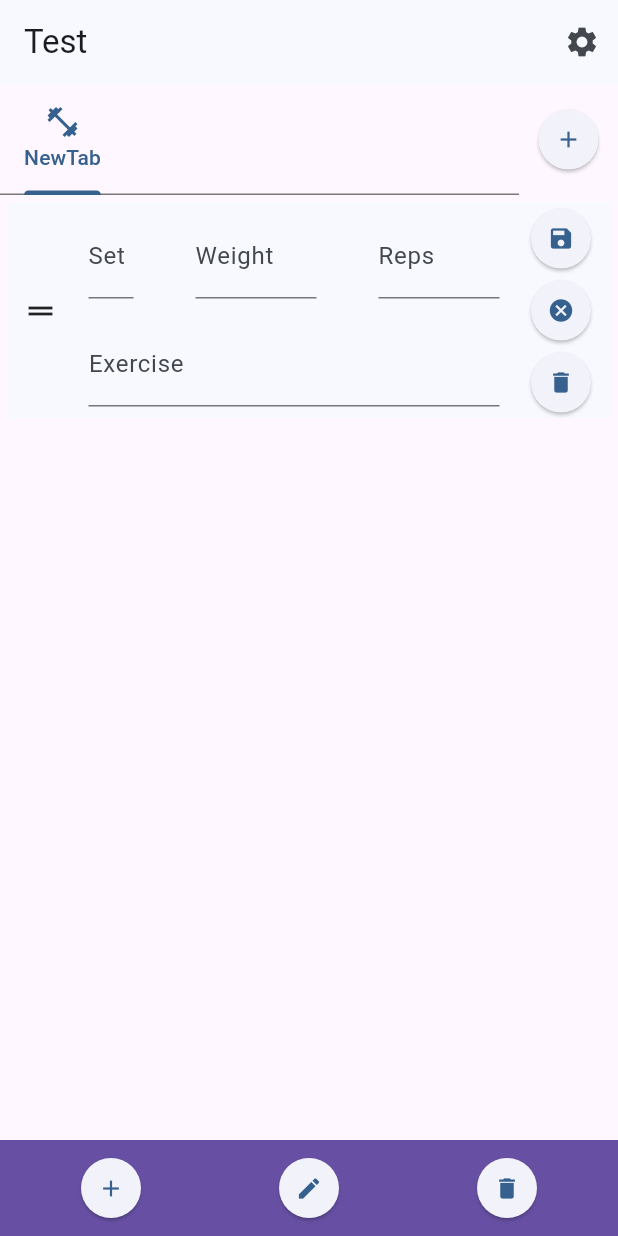
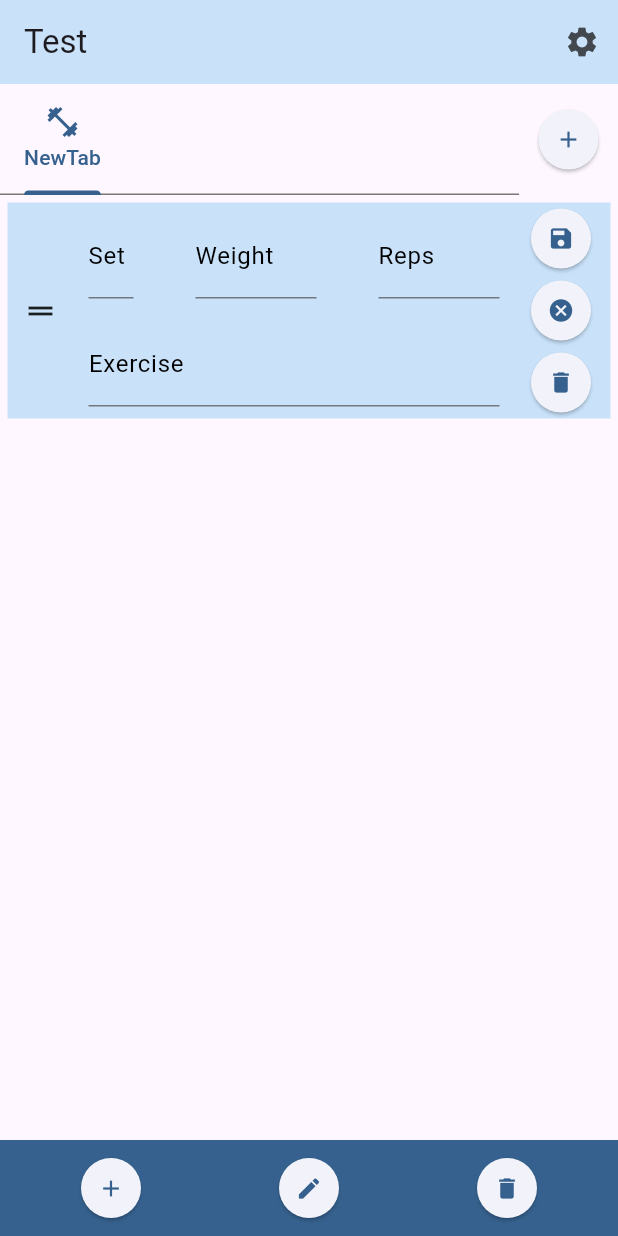
Before and after one commit to Rollemann/WorkoutTemplateApp, a Flutter app: the screen it shows after launch, after a tap on the "add" icon, after a tap on the "edit" icon, on a phone screen of 412 x 824 dp. Run offline on Flutter 3.47's test engine with Material 3 defaults, Android fonts, the light colour scheme and no system bars; our stand-ins replace flutter_riverpod, shared_preferences.

Commit message:
dark mode

```diff
--- a/workouttemplateapp/lib/app.dart
+++ b/workouttemplateapp/lib/app.dart
@@ -15,18 +15,55 @@ class _AppState extends ConsumerState<App> {
     colorScheme: ColorScheme.fromSeed(
       seedColor: Colors.blue,
       outlineVariant: const Color.fromARGB(255, 120, 120, 120),
+      primaryContainer: const Color.fromARGB(255, 201, 226, 250),
     ),
     snackBarTheme: SnackBarThemeData(
       behavior: SnackBarBehavior.floating,
       shape: RoundedRectangleBorder(borderRadius: BorderRadius.circular(15)),
-      ));
+    ),
+    outlinedButtonTheme: OutlinedButtonThemeData(
+      style: ButtonStyle(
+        side: MaterialStateProperty.all(const BorderSide(
+          width: 2,
+          color: Colors.black,
+        )),
+      ),
+    ),
+    inputDecorationTheme: const InputDecorationTheme(
+      labelStyle: TextStyle(color: Colors.black),
+    ),
+  );
+
   final ThemeData myDarkMode = ThemeData.dark().copyWith(
     colorScheme: ColorScheme.fromSeed(
       seedColor: Colors.blue,
+      primaryContainer: const Color.fromARGB(255, 0, 97, 164),
     ),
     snackBarTheme: SnackBarThemeData(
       behavior: SnackBarBehavior.floating,
       shape: RoundedRectangleBorder(borderRadius: BorderRadius.circular(15)),
+    ),
+    outlinedButtonTheme: OutlinedButtonThemeData(
+      style: ButtonStyle(
+        side: MaterialStateProperty.all(const BorderSide(
+          width: 2,
+          color: Colors.white,
+        )),
+      ),
+    ),
+    inputDecorationTheme: const InputDecorationTheme(
+      labelStyle: TextStyle(color: Colors.white),
+      enabledBorder: UnderlineInputBorder(
+        borderSide: BorderSide(color: Colors.white),
+      ),
+      focusedBorder: UnderlineInputBorder(
+        borderSide: BorderSide(color: Color.fromARGB(255, 105, 185, 250)),
+      ),
+    ),
+    textSelectionTheme: const TextSelectionThemeData(
+      cursorColor: Color.fromARGB(255, 105, 185, 250),
+      selectionHandleColor: Color.fromARGB(255, 105, 185, 250),
+      selectionColor: Color.fromARGB(255, 0, 140, 255),
     ),
   );
 
@@ -48,7 +85,6 @@ class _AppState extends ConsumerState<App> {
 
 - Style alles (Tag / Nacht Modus)
 - Extra Fenster zum Pläne in der Reihenfolge zu ändern.
-- Verschiedene Farben als Themes
 
 - Settings:
   - Donations
@@ -60,6 +96,8 @@ class _AppState extends ConsumerState<App> {
 
 - Donations einrichten
 
+(- Verschiedene Farben als Themes)
+(- Verschiedene Farben für verschiedene Pläne)
 (- Animation beim löschen und hinzugfügen von Rows)
 (Room (Floor) statt shared prefs)
 (Wenn Zeit ende: Lied anhalten oder so (Wiedergabe stoppen))
--- a/workouttemplateapp/lib/screens/main_screen.dart
+++ b/workouttemplateapp/lib/screens/main_screen.dart
@@ -20,7 +20,11 @@ class MainScreen extends ConsumerWidget {
         length: plans.length,
         child: Scaffold(
           appBar: AppBar(
-            title: const Text("Test"),
+            title: Text(
+              "Test",
+              style: Theme.of(context).textTheme.titleLarge,
+            ),
+            backgroundColor: Theme.of(context).colorScheme.primaryContainer,
             actions: [
               IconButton(
                 onPressed: () {
--- a/workouttemplateapp/lib/screens/main_widgets/template_row.dart
+++ b/workouttemplateapp/lib/screens/main_widgets/template_row.dart
@@ -52,7 +52,9 @@ class _TemplateRowState extends ConsumerState<TemplateRow> {
     return Padding(
       padding: const EdgeInsets.all(5.0),
       child: Container(
-        color: Theme.of(context).colorScheme.surface,
+        color: Theme.of(context).brightness == Brightness.light
+            ? Theme.of(context).colorScheme.primaryContainer
+            : Theme.of(context).colorScheme.primary,
         child: Padding(
           padding: const EdgeInsets.only(left: 10),
           child: Row(
@@ -84,7 +86,6 @@ class _TemplateRowState extends ConsumerState<TemplateRow> {
                                         TextEditingController(text: tempSet),
                                     decoration: const InputDecoration(
                                       labelText: 'Set',
-                                      border: UnderlineInputBorder(),
                                     ),
                                     inputFormatters: [
                                       FilteringTextInputFormatter.digitsOnly
@@ -105,7 +106,6 @@ class _TemplateRowState extends ConsumerState<TemplateRow> {
                                       TextEditingController(text: tempWeight),
                                   decoration: const InputDecoration(
                                     labelText: 'Weight',
-                                    border: UnderlineInputBorder(),
                                   ),
                                   onChanged: (text) {
                                     tempWeight = text;
@@ -123,7 +123,6 @@ class _TemplateRowState extends ConsumerState<TemplateRow> {
                                       TextEditingController(text: tempReps),
                                   decoration: const InputDecoration(
                                     labelText: 'Reps',
-                                    border: UnderlineInputBorder(),
                                   ),
                                   inputFormatters: [
                                     FilteringTextInputFormatter.digitsOnly
@@ -144,7 +143,6 @@ class _TemplateRowState extends ConsumerState<TemplateRow> {
                                   TextEditingController(text: tempExercise),
                               decoration: const InputDecoration(
                                 labelText: 'Exercise',
-                                border: UnderlineInputBorder(),
                               ),
                               onChanged: (text) {
                                 tempExercise = text;
@@ -178,7 +176,6 @@ class _TemplateRowState extends ConsumerState<TemplateRow> {
                                         TextEditingController(text: tempSet),
                                     decoration: const InputDecoration(
                                       labelText: 'Set',
-                                      border: UnderlineInputBorder(),
                                     ),
                                     inputFormatters: [
                                       FilteringTextInputFormatter.digitsOnly
@@ -199,7 +196,6 @@ class _TemplateRowState extends ConsumerState<TemplateRow> {
                                       TextEditingController(text: tempWeight),
                                   decoration: const InputDecoration(
                                     labelText: 'Weight',
-                                    border: UnderlineInputBorder(),
                                   ),
                                   onChanged: (text) {
                                     tempWeight = text;
@@ -219,7 +215,6 @@ class _TemplateRowState extends ConsumerState<TemplateRow> {
                                 textAlign: TextAlign.center,
                                 decoration: const InputDecoration(
                                   labelText: 'Min',
-                                  border: UnderlineInputBorder(),
                                 ),
                                 inputFormatters: [
                                   FilteringTextInputFormatter.digitsOnly
@@ -248,7 +243,6 @@ class _TemplateRowState extends ConsumerState<TemplateRow> {
                                 textAlign: TextAlign.center,
                                 decoration: const InputDecoration(
                                   labelText: 'Sec',
-                                  border: UnderlineInputBorder(),
                                 ),
                                 inputFormatters: [
                                   FilteringTextInputFormatter.digitsOnly
@@ -273,7 +267,6 @@ class _TemplateRowState extends ConsumerState<TemplateRow> {
                                   TextEditingController(text: tempExercise),
                               decoration: const InputDecoration(
                                 labelText: 'Exercise',
-                                border: UnderlineInputBorder(),
                               ),
                               onChanged: (text) {
                                 tempExercise = text;
@@ -307,7 +300,6 @@ class _TemplateRowState extends ConsumerState<TemplateRow> {
                                 textAlign: TextAlign.center,
                                 decoration: const InputDecoration(
                                   labelText: 'Min',
-                                  border: UnderlineInputBorder(),
                                 ),
                                 inputFormatters: [
                                   FilteringTextInputFormatter.digitsOnly
@@ -336,7 +328,6 @@ class _TemplateRowState extends ConsumerState<TemplateRow> {
                                 textAlign: TextAlign.center,
                                 decoration: const InputDecoration(
                                   labelText: 'Sec',
-                                  border: UnderlineInputBorder(),
                                 ),
                                 inputFormatters: [
                                   FilteringTextInputFormatter.digitsOnly
--- a/workouttemplateapp/lib/screens/main_widgets/template_settings.dart
+++ b/workouttemplateapp/lib/screens/main_widgets/template_settings.dart
@@ -23,7 +23,7 @@ class TemplateSettings extends ConsumerWidget {
     final List<PlanItemData> plans = ref.watch(planProvider);
 
     return Container(
-      color: Theme.of(context).primaryColor,
+      color: Theme.of(context).colorScheme.primary,
       child: Padding(
         padding: const EdgeInsets.all(8.0),
         child: Row(
--- a/workouttemplateapp/lib/screens/settings_screen.dart
+++ b/workouttemplateapp/lib/screens/settings_screen.dart
@@ -22,7 +22,11 @@ class SettingsScreen extends StatelessWidget {
     //final DeletionTypes deletionType = ref.watch(deletionTypeProvider);
     return Scaffold(
       appBar: AppBar(
-        title: const Text("Settings"),
+        title: Text(
+          "Settings",
+          style: Theme.of(context).textTheme.titleLarge,
+        ),
+        backgroundColor: Theme.of(context).colorScheme.primaryContainer,
       ),
       body: SingleChildScrollView(
         child: Center(
--- a/workouttemplateapp/lib/screens/settings_widgets/settings_caption_widget.dart
+++ b/workouttemplateapp/lib/screens/settings_widgets/settings_caption_widget.dart
@@ -14,10 +14,10 @@ class SettingsCaptionWidget extends StatelessWidget {
       children: [
         Text(
           title,
-          style: Theme.of(context).textTheme.titleSmall,
+          style: const TextStyle(fontWeight: FontWeight.bold),
         ),
         Tooltip(
-          showDuration: const Duration(seconds: 30),
+          showDuration: const Duration(seconds: 20),
           triggerMode: TooltipTriggerMode.tap,
           message: explanation,
           child: Container(
--- a/workouttemplateapp/lib/screens/settings_widgets/show_hints_Widget.dart
+++ b/workouttemplateapp/lib/screens/settings_widgets/show_hints_Widget.dart
@@ -29,7 +29,7 @@ class _ShowHintWidgetState extends ConsumerState<ShowHintsWidget> {
         const Padding(
           padding: EdgeInsets.all(8.0),
           child: SettingsCaptionWidget(
-            title: "Show hints when creating a Row",
+            title: "Show hints",
             explanation: "Beschreibung, was die Einstellung macht.",
           ),
         ),
```
Lines whose indentation alone changed are shown as unchanged.
